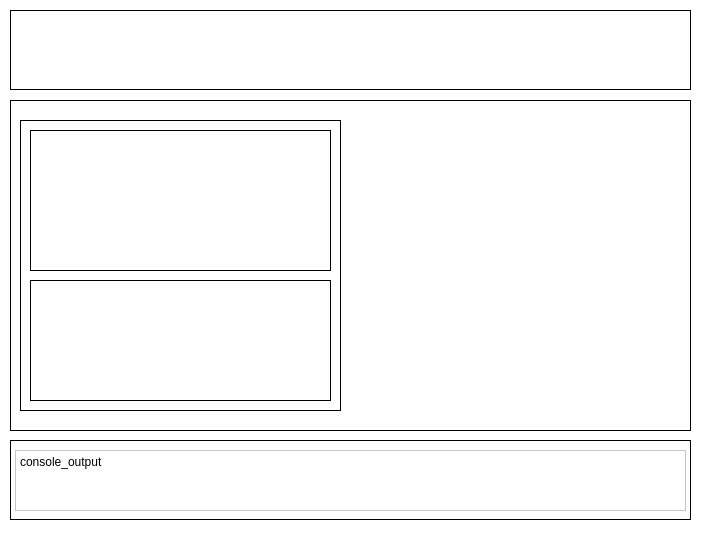
The window that Serial Port Example/Serial_Port_Example/widget.ui (IvanZend/Learning-QT) describes before a commit, drawn with Qt 5.
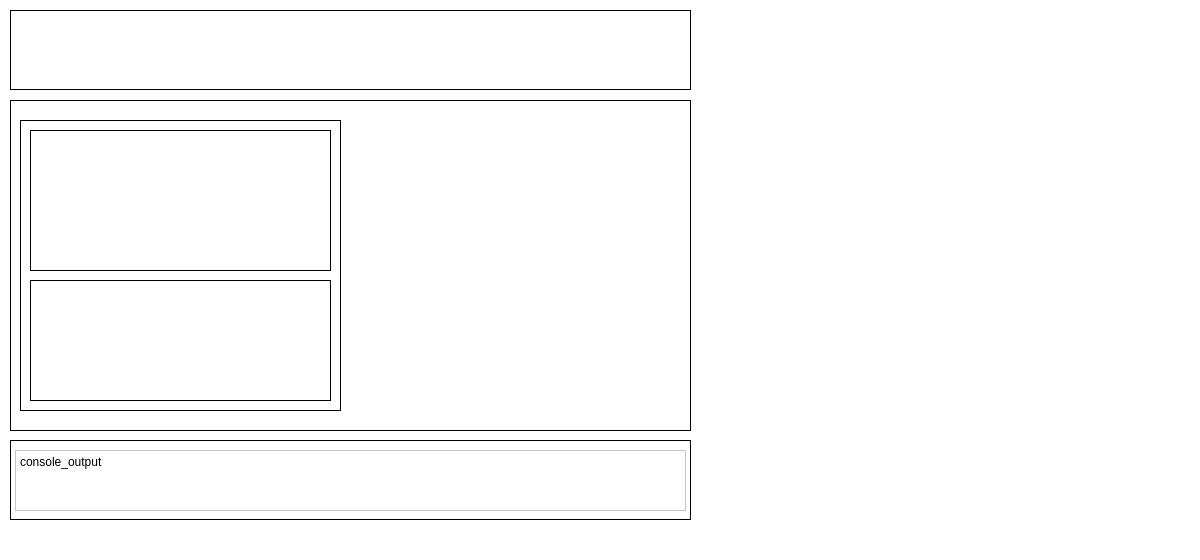
The same window after the commit. Custom widgets are drawn as their Qt base class.

Commit message: window size

Patch:
```diff
--- a/Serial Port Example/Serial_Port_Example/widget.ui
+++ b/Serial Port Example/Serial_Port_Example/widget.ui
@@ -6,10 +6,16 @@
    <rect>
     <x>0</x>
     <y>0</y>
-    <width>710</width>
-    <height>553</height>
+    <width>1200</width>
+    <height>560</height>
    </rect>
   </property>
+  <property name="minimumSize">
+   <size>
+    <width>1200</width>
+    <height>560</height>
+   </size>
+  </property>
   <property name="palette">
    <palette>
     <active>
```
